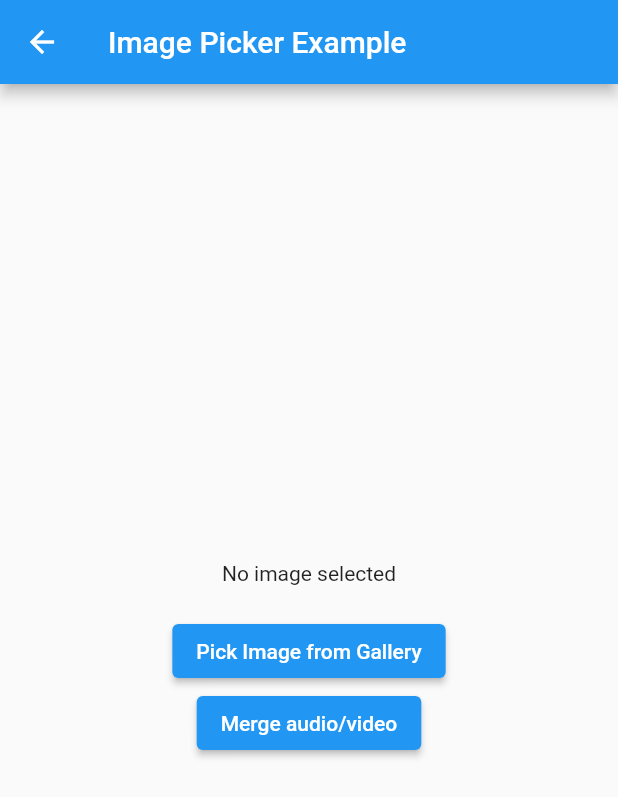
After one commit to sanjay19ideveloper/audio-video_merge, a Flutter app: the ImagePickerScreen screen opened directly, on a phone screen of 412 x 824 dp. The commit adds this screen. Shown: the top 797 px of the screen. Run offline on Flutter 3.47's test engine with Material 2 defaults, Android fonts, the phone set to English and light mode, and no system bars; our stand-ins replace audioplayers, image_picker, video_player; missing offline and left inert: flutter_ffmpeg, flutter_seekbar.

Commit message:
adding image merger

```diff
--- /dev/null
+++ b/lib/image_picker.dart
@@ -0,0 +1,116 @@
+import 'package:flutter/material.dart';
+import 'package:image_picker/image_picker.dart';
+import 'package:music_editor/utility.dart';
+import 'dart:io';
+
+import 'package:video_player/video_player.dart';
+
+class ImagePickerScreen extends StatefulWidget {
+  @override
+  _ImagePickerScreenState createState() => _ImagePickerScreenState();
+}
+
+class _ImagePickerScreenState extends State<ImagePickerScreen> {
+  File? _pickedImage;
+   String outputPath = '';
+  bool showPlayer = false;
+   late VideoPlayerController finalVideo;
+    @override
+  void initState() {
+    super.initState();
+  }
+
+  @override
+  void dispose() {
+    finalVideo.dispose();
+    super.dispose();
+  }
+
+
+  Future<void> pickImageFromGallery() async {
+    final picker = ImagePicker();
+    final pickedFile = await picker.getImage(source: ImageSource.gallery);
+
+    if (pickedFile != null) {
+      setState(() {
+        _pickedImage = File(pickedFile.path);
+      });
+    } else {
+      // User canceled the image picker.
+    }
+  }
+
+  @override
+  Widget build(BuildContext context) {
+    return Scaffold(
+      appBar: AppBar(
+        title: Text('Image Picker Example'),
+      ),
+      body: Center(
+        child: Column(
+          mainAxisAlignment: MainAxisAlignment.center,
+          children: <Widget>[
+            _pickedImage != null
+                ? Container(
+                    width: 200,
+                    height: 200,
+                    decoration: BoxDecoration(
+                      image: DecorationImage(
+                        image: FileImage(_pickedImage!),
+                        fit: BoxFit.cover,
+                      ),
+                    ),
+                  )
+                : Text('No image selected'),
+            SizedBox(height: 20),
+            ElevatedButton(
+              onPressed: () {
+                pickImageFromGallery();
+              },
+              child: Text('Pick Image from Gallery'),
+            ),
+            if (showPlayer) ...[
+                    Text('Play video'),
+                    AspectRatio(
+                      aspectRatio: finalVideo.value.aspectRatio,
+                      child: VideoPlayer(finalVideo),
+                    ),
+                  ],
+                  // AspectRatio(
+                  //   aspectRatio: _videoController.value.aspectRatio,
+                  //   child: VideoPlayer(_videoController),
+                  // ),
+                  ElevatedButton(
+                    onPressed: () async {
+                      try {
+
+                        // finalVideo = (await Utility().mergeAudioAndVideo(
+                        //     audioUrl:
+                        //         'https://www.learningcontainer.com/wp-content/uploads/2020/02/Kalimba.mp3',
+                        //     videoUrl:
+                        //         'https://v3.cdnpk.net/videvo_files/video/free/2012-09/large_watermarked/hd0456_preview.mp4'))!;
+                        // finalVideo.initialize();
+                        // showPlayer = true;
+                        // setState(() {});
+                      } catch (e) {
+                        print("some went wrong $e");
+                      }
+                    },
+                    child: const Text('Merge audio/video'),
+                  ),
+                if(showPlayer)  ElevatedButton(
+                    onPressed: () async {
+                      finalVideo.value.isPlaying
+                          ? finalVideo.pause()
+                          : finalVideo.play();
+                      setState(() {});
+                    },
+                    child: Text(finalVideo.value.isPlaying ? 'pause' : 'play'),
+                  ),
+
+          ],
+        ),
+      ),
+    );
+  }
+}
--- a/pubspec.yaml
+++ b/pubspec.yaml
@@ -46,6 +46,7 @@ dependencies:
   # fijkplayer: ^0.10.0
   image_picker: ^0.8.7+1
   image_cropper: ^1.3.1
+  flutter_seekbar: ^0.0.1
 
 
 
```
Also changed, not shown: lib/image_merger.dart (added, +150 -0 lines), lib/main.dart (+1 -77 lines), lib/merger.dart (+31 -6 lines), lib/utility.dart (+32 -0 lines), pubspec.lock.
